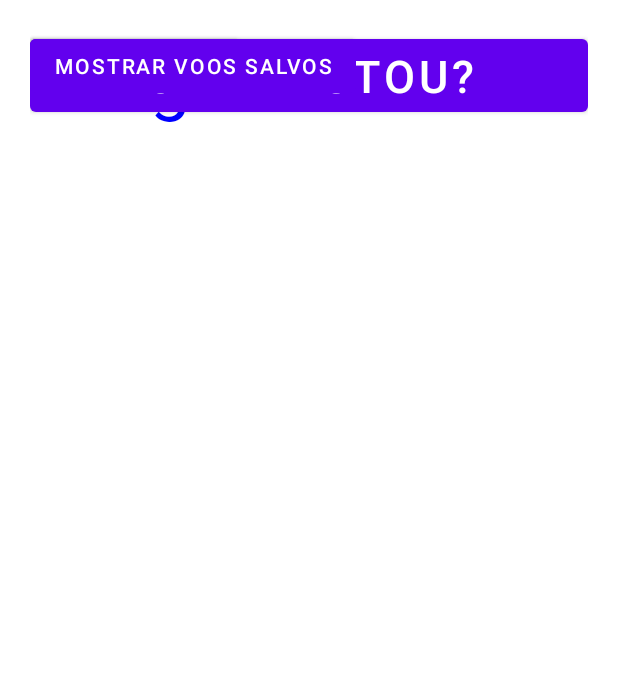
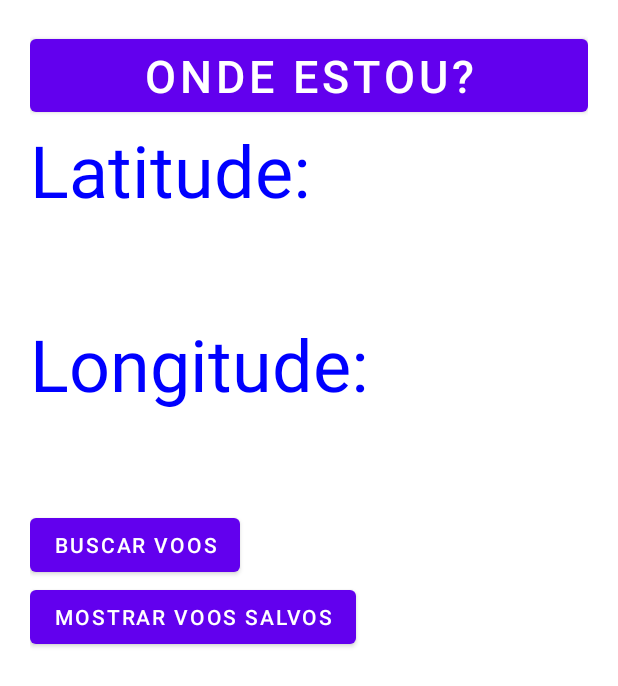
Before and after one commit to thaislinzmaier/flight_app, an Android app: the screen it shows after launch (MainActivity), on a phone screen of 412 x 824 dp. Shown: the top 686 px of the screen. Run offline under Robolectric (Android 15) with nearby library versions, the phone set to English and light mode, and no system bars; our stand-ins replace Volley, navigation-ui.

```diff
--- a/app/build.gradle
+++ b/app/build.gradle
@@ -33,6 +33,7 @@ android {
 
 dependencies {
 
+
     implementation 'androidx.appcompat:appcompat:1.6.1'
     implementation 'com.google.android.material:material:1.9.0'
     implementation 'androidx.constraintlayout:constraintlayout:2.1.4'
--- a/app/src/main/java/com/example/flight_app/MainActivity.java
+++ b/app/src/main/java/com/example/flight_app/MainActivity.java
@@ -1,26 +1,35 @@
 package com.example.flight_app;
 
-import android.Manifest;
+import android.annotation.SuppressLint;
 import android.app.Activity;
 import android.content.Context;
 import android.content.Intent;
+import android.content.IntentSender;
 import android.content.pm.PackageManager;
 import android.location.Location;
 import android.location.LocationListener;
 import android.location.LocationManager;
+
+import androidx.annotation.Nullable;
+
 import android.os.AsyncTask;
+import android.os.Build;
 import android.os.Bundle;
+import android.Manifest;
 
 
 import com.google.android.material.floatingactionbutton.FloatingActionButton;
 import com.google.android.material.snackbar.Snackbar;
 
+import androidx.annotation.NonNull;
 import androidx.appcompat.app.AppCompatActivity;
 
+import android.os.Looper;
 import android.util.Log;
 import android.view.View;
 
 import androidx.core.app.ActivityCompat;
+import androidx.core.content.ContextCompat;
 import androidx.navigation.NavController;
 import androidx.navigation.Navigation;
 import androidx.navigation.ui.AppBarConfiguration;
@@ -39,18 +48,24 @@ import okhttp3.Response;
 import org.json.JSONArray;
 import org.json.JSONException;
 import org.json.JSONObject;
+
 import okhttp3.OkHttpClient;
 import okhttp3.Request;
 import okhttp3.Response;
+
 import java.io.IOException;
 import java.util.ArrayList;
 import java.util.HashMap;
 import java.util.Map;
+
 import org.json.JSONObject;
+
 import com.android.volley.VolleyError;
 import com.android.volley.toolbox.JsonObjectRequest;
 import com.android.volley.toolbox.Volley;
+
 import android.util.Log;
+import android.webkit.WebView;
 import android.widget.AdapterView;
 import android.widget.Button;
 import android.widget.ListView;
@@ -58,8 +73,12 @@ import android.widget.TextView;
 import android.widget.Toast;
 
 import org.json.JSONObject;
-public class MainActivity extends AppCompatActivity{
 
+
+
+public class MainActivity extends AppCompatActivity {
+
+    private static final int PERMISSIONS_REQUEST_LOCATION = 1;
     private AppBarConfiguration appBarConfiguration;
     private ActivityMainBinding binding;
 
@@ -68,11 +87,11 @@ public class MainActivity extends AppCompatActivity{
 
     private TextView resultTextView;
 
-    private Button btnGps;
+     private Button btnGps;
     private Button btnMostraVoo;
+    private Button btnMostraVoosSalvos;
+     private TextView txtLatitude, txtLongitude;
 
-    private Button btnMostraVoosSalvos;
-    private TextView txtLatitude, txtLongitude;
 
     @Override
     protected void onCreate(Bundle savedInstanceState) {
@@ -81,8 +100,16 @@ public class MainActivity extends AppCompatActivity{
 
         bd = new BDSQLiteHelper(this);
 
-        txtLatitude = (TextView) findViewById(R.id.txtLatitude);
-        txtLongitude = (TextView) findViewById(R.id.txtLongitude);
+
+          txtLatitude = (TextView) findViewById(R.id.txtLatitude);
+          txtLongitude = (TextView) findViewById(R.id.txtLongitude);
+
+         btnGps = (Button) findViewById(R.id.btnGps);
+        btnGps.setOnClickListener(new Button.OnClickListener() {
+            public void onClick(View v) {
+                pedirPermissoes();
+            }
+        });
 
         btnMostraVoosSalvos = (Button) findViewById(R.id.btnMostraVoosSalvos);
 
@@ -98,13 +125,6 @@ public class MainActivity extends AppCompatActivity{
             @Override
             public void onClick(View v) {
                 mostraListaVoos();
-            }
-        });
-
-        btnGps = (Button) findViewById(R.id.btnGps);
-        btnGps.setOnClickListener(new Button.OnClickListener() {
-            public void onClick(View v) {
-                pedirPermissoes();
             }
         });
 
@@ -128,7 +148,7 @@ public class MainActivity extends AppCompatActivity{
 
     @Override
     public void onRequestPermissionsResult(int requestCode, String permissions[], int[] grantResults) {
-        super.onRequestPermissionsResult(requestCode, permissions, grantResults);
+       // super.onRequestPermissionsResult(requestCode, permissions, grantResults);
         switch (requestCode) {
             case 1: {
                 if (grantResults.length > 0 && grantResults[0] == PackageManager.PERMISSION_GRANTED) {
@@ -162,6 +182,7 @@ public class MainActivity extends AppCompatActivity{
         }
     }
 
+
     public void atualizar(Location location)
     {
         Double latPoint = location.getLatitude();
@@ -170,6 +191,7 @@ public class MainActivity extends AppCompatActivity{
         txtLatitude.setText(latPoint.toString());
         txtLongitude.setText(lngPoint.toString());
     }
+
 
     @Override
     protected void onStart() {
--- /dev/null
+++ b/app/src/main/java/com/example/flight_app/MinhaLocalizacaoListener.java
@@ -0,0 +1,31 @@
+package com.example.flight_app;
+import android.location.Location;
+import android.location.LocationListener;
+import android.os.Bundle;
+
+import androidx.annotation.NonNull;
+
+public class MinhaLocalizacaoListener implements LocationListener{
+    public static double latitude;
+    public static double longitude;
+
+    @Override
+    public void onLocationChanged(Location location) {
+        this.latitude  = location.getLatitude();
+        this.longitude = location.getLongitude();
+    }
+
+    @Override
+    public void onProviderDisabled(@NonNull String provider) {
+    }
+
+    @Override
+    public void onProviderEnabled(@NonNull String provider) {
+
+    }
+
+    @Override
+    public void onStatusChanged(String provider, int status, Bundle extras) {
+
+    }
+}
--- a/app/src/main/res/layout/activity_main.xml
+++ b/app/src/main/res/layout/activity_main.xml
@@ -11,7 +11,10 @@
     android:paddingTop="@dimen/activity_vertical_margin"
     android:orientation="vertical">
 
-
+    <LinearLayout
+        android:layout_width="match_parent"
+        android:layout_height="wrap_content"
+        android:orientation="vertical">
 
         <Button
             android:id="@+id/btnGps"
@@ -19,20 +22,6 @@
             android:layout_height="wrap_content"
             android:textSize="30sp"
             android:text="Onde estou?"/>
-
-    <Button
-        android:id="@+id/btnMostraVoos"
-        android:layout_width="wrap_content"
-        android:layout_height="wrap_content"
-        android:text="Buscar voos"
-        app:layout_constraintTop_toBottomOf="@id/btnGps"/>
-
-    <Button
-        android:id="@+id/btnMostraVoosSalvos"
-        android:layout_width="wrap_content"
-        android:layout_height="wrap_content"
-        android:text="Mostrar voos salvos"
-        app:layout_constraintTop_toBottomOf="@id/btnMostraVoos"/>
 
         <TextView
             android:layout_width="wrap_content"
@@ -66,6 +55,24 @@
             android:layout_width="wrap_content"
             android:layout_height="wrap_content"/>
 
+
+
+        <Button
+            android:id="@+id/btnMostraVoos"
+            android:layout_width="wrap_content"
+            android:layout_height="wrap_content"
+            android:text="Buscar voos" />
+
+        <Button
+            android:id="@+id/btnMostraVoosSalvos"
+            android:layout_width="wrap_content"
+            android:layout_height="wrap_content"
+            android:text="Mostrar voos salvos" />
+
+
+
+    </LinearLayout>
+
     <com.google.android.material.appbar.AppBarLayout
         android:layout_width="match_parent"
         android:layout_height="wrap_content"
@@ -80,19 +87,23 @@
 
     </com.google.android.material.appbar.AppBarLayout>
 
+    <LinearLayout
+        android:layout_width="match_parent"
+        android:layout_height="wrap_content"
+        android:orientation="vertical">
+
     <ListView
         android:id="@+id/lvVoos"
         android:layout_width="match_parent"
         android:layout_height="match_parent"
-        app:layout_behavior="@string/appbar_scrolling_view_behavior">
-    </ListView>
+        app:layout_behavior="@string/appbar_scrolling_view_behavior" />
 
     <TextView
         android:id="@+id/resultTextView"
         android:layout_width="match_parent"
         android:layout_height="wrap_content"
         android:padding="16dp" />
-
+    </LinearLayout>
     <!--<fragment
         android:id="@+id/nav_host_fragment_content_main"
         class = "androidx.navigation.fragment.NavHostFragment"
@@ -105,7 +116,6 @@
         app:layout_constraintTop_toTopOf="parent"
         app:navGraph="@navigation/nav_graph" />-->
 
-
     <!--<com.google.android.material.floatingactionbutton.FloatingActionButton
         android:id="@+id/fab"
         android:layout_width="wrap_content"
```
Lines whose indentation alone changed are shown as unchanged.
